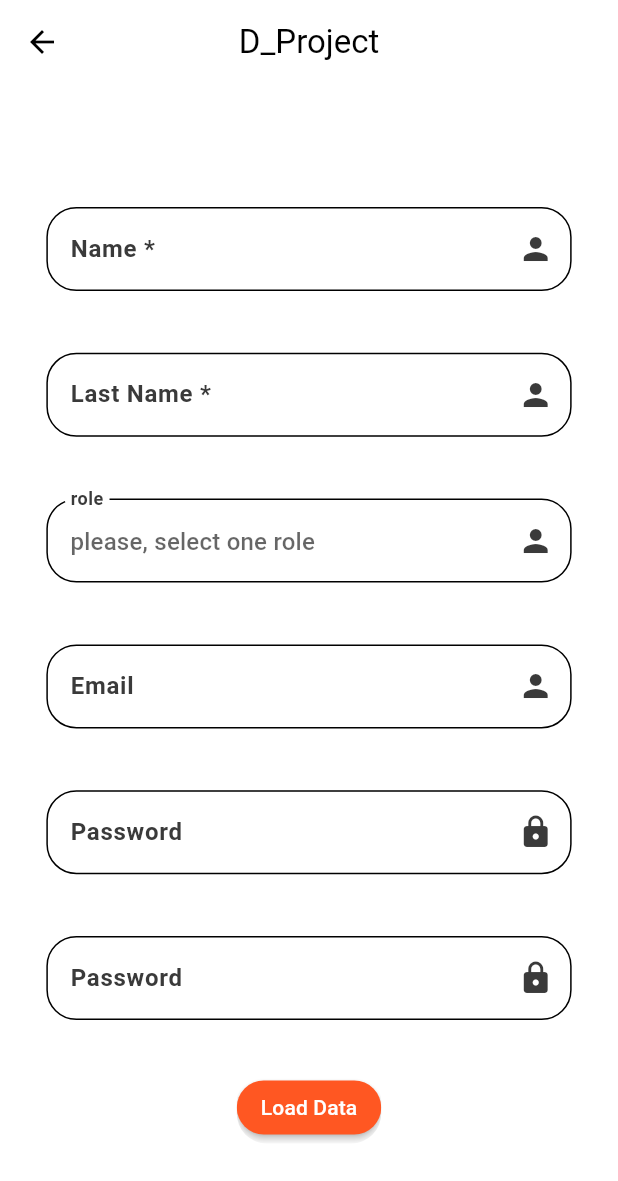
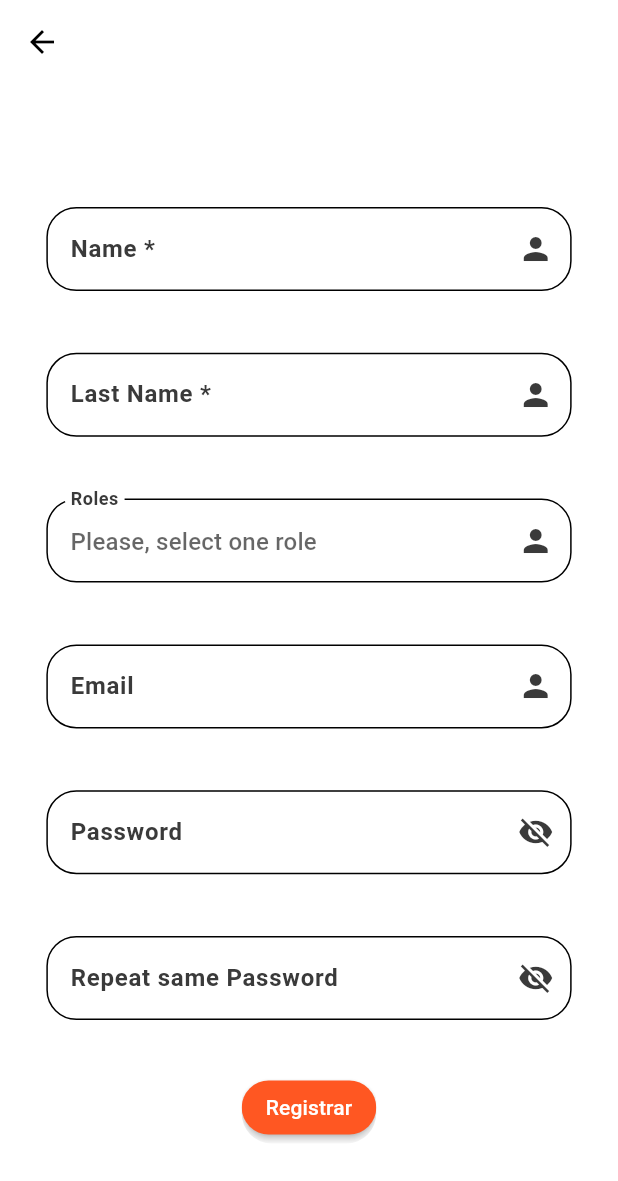
Before and after one commit to Teixeira49/d_report, a Flutter app: the RegisterPage screen opened by its route, on a phone screen of 412 x 824 dp. Shown: the top 1181 px of the screen. Run offline on Flutter 3.47's test engine with Material 3 defaults, Android fonts, the phone set to English and light mode, and no system bars; missing offline and left inert: dart:ffi; Roboto replaces fonts that are missing (IBM).

Commit message:
Refresh Design of Login, Register and Home Page

```diff
--- /dev/null
+++ b/lib/src/core/utils/constants/fields_constants.dart
@@ -0,0 +1,16 @@
+
+const String email = 'Email';
+
+const String password = 'Password';
+
+const String validatePassword = 'Repeat same Password';
+
+const String loadData = 'Iniciar sesion';
+
+const String registerData = 'Registrar';
+
+const String role = "Roles";
+
+const String hintRole = 'Please, select one role';
+
+final List<String> userType = <String>["Doctor","Resident","Administrator"];
--- a/lib/src/feature/auth/presentation/pages/register_page.dart
+++ b/lib/src/feature/auth/presentation/pages/register_page.dart
@@ -1,4 +1,7 @@
+import 'package:d_report/src/core/utils/constants/fields_constants.dart';
+
 import 'package:d_report/src/feature/auth/presentation/widgets/lastname_field.dart';
+
 import 'package:flutter/material.dart';
 
 import '../widgets/firstname_field.dart';
@@ -21,13 +24,13 @@ class RegisterPage extends StatelessWidget{
     return Scaffold(
 
         appBar: AppBar(
-          title: const Text("D_Project"),
+        //  title: const Text("D_Project"),
           backgroundColor: Theme
               .of(context)
               .colorScheme
               .inversePrimary,
           centerTitle: true,
-          automaticallyImplyLeading: true,
+        //  automaticallyImplyLeading: true,
         ),
 
         body: Center(
@@ -74,14 +77,14 @@ class RegisterPage extends StatelessWidget{
                       horizontal: size.width * 0.075,
                       vertical: size.height * 0.025,
                     ),
-                    child: const PasswordTextField()
+                    child: const PasswordTextField(password: password)
                   ),
                   Container(
                     padding: EdgeInsets.symmetric(
                       horizontal: size.width * 0.075,
                       vertical: size.height * 0.025,
                     ),
-                    child: const ValidatePasswordTextField()
+                    child: const PasswordTextField(password: validatePassword)
                   ),
                   Container(
                     padding: EdgeInsets.only(
--- a/lib/src/feature/auth/presentation/widgets/password_field.dart
+++ b/lib/src/feature/auth/presentation/widgets/password_field.dart
@@ -1,33 +1,50 @@
 import 'package:flutter/material.dart';
 
-class PasswordTextField extends StatelessWidget {
-  const PasswordTextField({super.key});
+
+class PasswordTextField extends StatefulWidget {
+
+  const PasswordTextField({super.key, required this.password});
+
+  final String password;
+
+  @override
+  MyPasswordTextFieldWidget createState() => MyPasswordTextFieldWidget();
+}
+
+class MyPasswordTextFieldWidget extends State<PasswordTextField> {
+  bool isObscured = true;
 
   @override
   Widget build(BuildContext context) {
-    return const SizedBox(
+
+    return SizedBox(
       width: double.infinity,
       child: TextField(
-        obscureText: true,
+        obscureText: isObscured,
         keyboardType: TextInputType.visiblePassword,
         decoration: InputDecoration(
           fillColor: Colors.white70,
           filled: true,
-          border: OutlineInputBorder(
+          border: const OutlineInputBorder(
             borderRadius: BorderRadius.all(Radius.circular(20)),
             borderSide: BorderSide(
               width: 0.10,
               style: BorderStyle.none,
-              color: Color.fromRGBO(58, 58, 58, 1.0),
+              color: Color.fromRGBO(58, 58, 58, 1.0), //TODO change for Theme.of(context).textTheme.headlineSmall?.color
             ),
           ),
-          suffixIcon: Icon(
-            Icons.lock_rounded,
-            color: Color.fromRGBO(58, 58, 58, 1.0),
+          suffixIcon: IconButton(
+            icon: isObscured ? const Icon(Icons.visibility_off) : const Icon(Icons.visibility),
+            color: Theme.of(context).iconTheme.color,
+            onPressed: () {
+              setState(() {
+                isObscured = !isObscured;
+              });
+            },
           ),
-          labelText: 'Password',
+          labelText: widget.password,
           labelStyle: TextStyle(
-            color: Color.fromRGBO(58, 58, 58, 1.0),
+            color: Theme.of(context).textTheme.headlineSmall?.color,
             fontWeight: FontWeight.w700,
           ),
         ),
--- a/lib/src/feature/auth/presentation/widgets/register_button.dart
+++ b/lib/src/feature/auth/presentation/widgets/register_button.dart
@@ -1,4 +1,6 @@
 import 'package:flutter/material.dart';
+
+import 'package:d_report/src/core/utils/constants/fields_constants.dart';
 
 class RegisterButton extends StatelessWidget {
   const RegisterButton({super.key});
@@ -11,11 +13,16 @@ class RegisterButton extends StatelessWidget {
         color: Colors.transparent,
 
         child: MaterialButton(
-          color: Colors.deepOrange,
+          color: Theme.of(context).colorScheme.tertiary,
           shape: RoundedRectangleBorder(
               borderRadius: BorderRadius.circular(22.0)),
-          focusColor: Colors.red,
-          child: const Text('Load Data', style: TextStyle(color: Colors.white)),
+          focusColor: Theme.of(context).colorScheme.secondary,
+          child: Text(
+              registerData,
+              style: TextStyle(
+                  color: Theme.of(context).colorScheme.tertiaryContainer
+              )
+          ),
           onPressed: () {
             Navigator.of(context).pop(context);
           },
--- a/lib/src/feature/auth/presentation/widgets/type-user_field.dart
+++ b/lib/src/feature/auth/presentation/widgets/type-user_field.dart
@@ -1,6 +1,6 @@
 import 'package:flutter/material.dart';
 
-final List<String> userType = <String>["Doctor","Resident","Administrator"];
+import 'package:d_report/src/core/utils/constants/fields_constants.dart';
 
 class TypeUserDropdownField extends StatelessWidget {
   const TypeUserDropdownField({super.key});
@@ -9,40 +9,41 @@ class TypeUserDropdownField extends StatelessWidget {
     return SizedBox(
         width: double.infinity,
         child: DropdownButtonFormField(
-          decoration: const InputDecoration(
-            fillColor: Colors.white70,
+          dropdownColor: Theme.of(context).scaffoldBackgroundColor,
+          borderRadius: const BorderRadius.all(Radius.circular(20)),
+          decoration: InputDecoration(
+            fillColor: Theme.of(context).colorScheme.tertiaryContainer,
             filled: true,
-            border: OutlineInputBorder(
+            border: const OutlineInputBorder(
               borderRadius: BorderRadius.all(Radius.circular(20)),
               borderSide: BorderSide(
                 width: 0.10,
                 style: BorderStyle.none,
-                color: Color.fromRGBO(58, 58, 58, 1.0),
+                color: Color.fromRGBO(58, 58, 58, 1.0), // TODO Change Theme.of(context).textTheme.headlineSmall?.color
               ),
             ),
             suffixIcon: Icon(
               Icons.person,
-              color: Color.fromRGBO(58, 58, 58, 1.0),
+              color: Theme.of(context).iconTheme.color,
             ),
-            labelText: 'role',
+            labelText: role,
             labelStyle: TextStyle(
-              color: Color.fromRGBO(58, 58, 58, 1.0),
+              color: Theme.of(context).textTheme.headlineSmall?.color,
               fontWeight: FontWeight.w700,
             ),
-            hintText: 'please, select one role',
+            hintText: hintRole,
             hintStyle: TextStyle(
-              color: Color.fromRGBO(58, 58, 58, 1.0),
+              color: Theme.of(context).textTheme.headlineSmall?.color,
               fontWeight: FontWeight.w700,
             ),
           ),
           items: userType.map((users){
             return DropdownMenuItem(
-              alignment: Alignment.centerLeft,
-              value: users,
-              child: Text(users)
+                alignment: Alignment.centerLeft,
+                value: users,
+                child: Text(users)
             );
-          }
-          ).toList(),
+          }).toList(),
           onChanged: (newValue) {
 
           },
--- a/lib/src/feature/auth/presentation/widgets/user_field.dart
+++ b/lib/src/feature/auth/presentation/widgets/user_field.dart
@@ -1,4 +1,6 @@
 import 'package:flutter/material.dart';
+
+import 'package:d_report/src/core/utils/constants/fields_constants.dart';
 
 class UserAccountTextField extends StatelessWidget {
   const UserAccountTextField({super.key});
@@ -7,7 +9,7 @@ class UserAccountTextField extends StatelessWidget {
   Widget build(BuildContext context) {
     return const SizedBox(
       width: double.infinity,
-      child: TextField(
+      child: TextField (
         obscureText: false,
         keyboardType: TextInputType.emailAddress,
         decoration: InputDecoration(
@@ -25,7 +27,7 @@ class UserAccountTextField extends StatelessWidget {
               Icons.person,
               color: Color.fromRGBO(58, 58, 58, 1.0),
           ),
-          labelText: 'Email',
+          labelText: email,
           labelStyle: TextStyle(
             color: Color.fromRGBO(58, 58, 58, 1.0),
             fontWeight: FontWeight.w700,
--- a/lib/src/feature/auth/presentation/widgets/validate-password_field.dart
+++ b/lib/src/feature/auth/presentation/widgets/validate-password_field.dart
@@ -36,3 +36,5 @@ class ValidatePasswordTextField extends StatelessWidget {
     );
   }
 }
+
+// DELETE
--- a/lib/src/feature/main_page/presentation/widgets/current_case.dart
+++ b/lib/src/feature/main_page/presentation/widgets/current_case.dart
@@ -15,6 +15,7 @@ class CurrentCasesPage extends StatelessWidget {
         .size;
 
     return Center(
+
       child: Column(
 
         mainAxisAlignment: MainAxisAlignment.center,
```
Also changed, not shown: lib/src/core/config/theme/themes.dart (+27 -2 lines), lib/src/feature/auth/presentation/pages/login_page.dart (+29 -7 lines), lib/src/feature/auth/presentation/widgets/login_button.dart (+6 -4 lines), lib/src/feature/main_page/presentation/pages/main_page.dart (+55 -3 lines).
